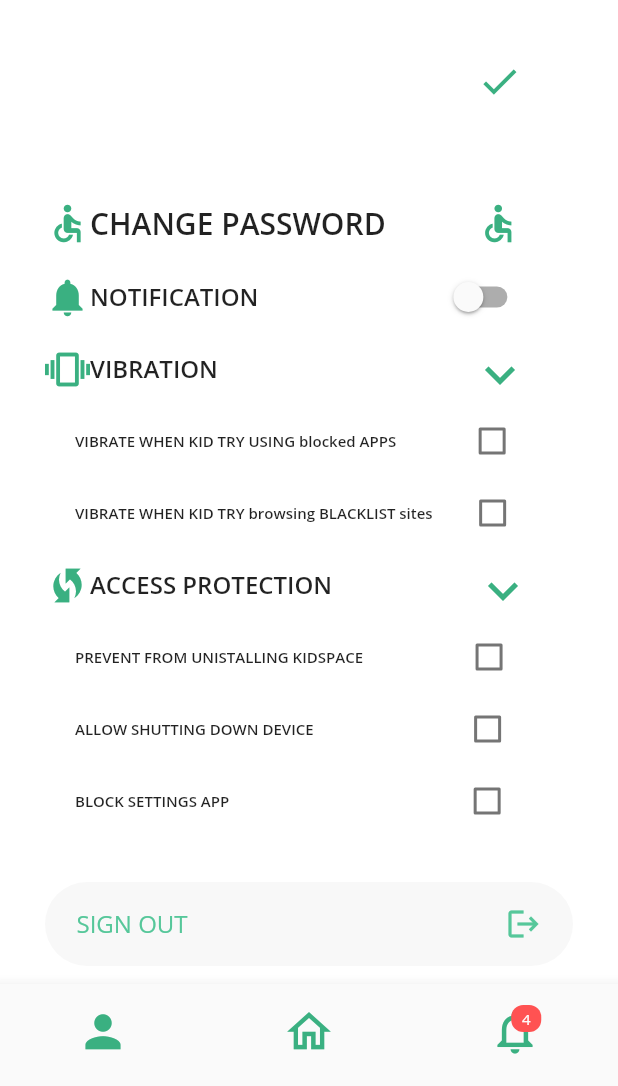
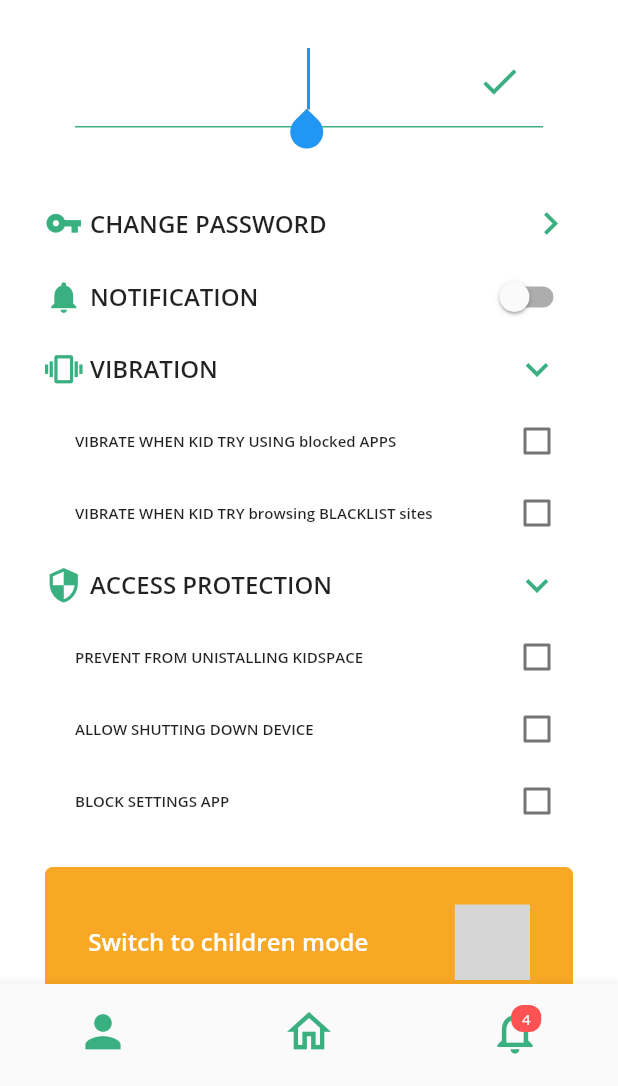
Before and after one commit to anhnd180399/Kid_Management, a Flutter app: the MasterPage screen opened directly, after a tap on the "edit" icon, on a phone screen of 412 x 824 dp, the part 150-1236 px from its top. Run offline on Flutter 3.47's test engine with Material 2 defaults, Android fonts, the phone set to English and light mode, and no system bars; our stand-ins replace firebase_auth, firebase_core, flutter_datetime_picker, flutter_svg, fluttertoast, percent_indicator and 2 more; missing offline and left inert: device_apps, regexpattern; accounts and stored records are empty; project files that could hold a hidden picture were left out; grey boxes are pictures that could not be loaded.

Commit message:
Adjusted some UI components, added switch child mode button

```diff
--- a/lib/src/ui/user-profile/user_profile.dart
+++ b/lib/src/ui/user-profile/user_profile.dart
@@ -4,6 +4,7 @@ import 'package:flutter/material.dart';
 import 'package:flutter_svg/flutter_svg.dart';
 import 'package:kid_management/src/models/user_information.dart';
 import 'package:kid_management/src/resources/colors.dart';
+import 'package:kid_management/src/ui/children_screens/children_screen.dart';
 import 'package:kid_management/src/ui/login.dart';
 import 'package:kid_management/src/ui/master_page.dart';
 
@@ -22,11 +23,23 @@ class _UserProfileScreenState extends State<UserProfileScreen> {
   bool _blacklistNotifyOn = false;
   bool _notificationNoneDropDown = false;
   bool _protectedNoneDropDown = false;
+
+  FocusNode _focusNode;
+
+  @override
+  void dispose() {
+    // TODO: implement dispose
+    super.dispose();
+    _textEditingController.dispose();
+    _focusNode.dispose();
+  }
+
   @override
   void initState() {
     super.initState();
     _textEditingController =
         new TextEditingController(text: widget.user.fullName);
+    _focusNode = FocusNode();
   }
 
   Widget _signOutButton() {
@@ -72,19 +85,24 @@ class _UserProfileScreenState extends State<UserProfileScreen> {
               Icon(
                 Icons.vibration,
                 color: AppColor.mainColor,
-                size: 30,
+                size: 25,
+              ),
+              SizedBox(
+                width: 5.0,
               ),
               Text('VIBRATION',
                   style:
                       TextStyle(fontWeight: FontWeight.w600, fontSize: 16.0)),
-              Padding(padding: const EdgeInsets.symmetric(horizontal: 80.0)),
+              Spacer(),
               IconButton(
                 icon: Icon(
-                  !_notificationNoneDropDown ? Icons.keyboard_arrow_down : Icons.keyboard_arrow_right,
-                  size: 40,
+                  !_notificationNoneDropDown
+                      ? Icons.keyboard_arrow_down
+                      : Icons.keyboard_arrow_right,
+                  size: 30,
                   color: AppColor.mainColor,
                 ),
-                onPressed: (){
+                onPressed: () {
                   setState(() {
                     _notificationNoneDropDown = !_notificationNoneDropDown;
                   });
@@ -98,11 +116,13 @@ class _UserProfileScreenState extends State<UserProfileScreen> {
                 children: [
                   Row(
                     children: [
-                    Padding(padding: const EdgeInsets.symmetric(horizontal: 10.0)),
+                      Padding(
+                          padding:
+                              const EdgeInsets.symmetric(horizontal: 10.0)),
                       Text('VIBRATE WHEN KID TRY USING blocked APPS',
-                        style:
-                        TextStyle(fontWeight: FontWeight.w600, fontSize: 10.0)),
-                    Padding(padding: const EdgeInsets.symmetric(horizontal: 20.0)),
+                          style: TextStyle(
+                              fontWeight: FontWeight.w600, fontSize: 10.0)),
+                      Spacer(),
                       Checkbox(
                         value: _blacklistNotifyOn,
                         onChanged: (value) {
@@ -116,11 +136,13 @@ class _UserProfileScreenState extends State<UserProfileScreen> {
                   ),
                   Row(
                     children: [
-                    Padding(padding: const EdgeInsets.symmetric(horizontal: 10.0)),
+                      Padding(
+                          padding:
+                              const EdgeInsets.symmetric(horizontal: 10.0)),
                       Text('VIBRATE WHEN KID TRY browsing BLACKLIST sites',
-                        style:
-                        TextStyle(fontWeight: FontWeight.w600, fontSize: 10.0)),
-                    Padding(padding: const EdgeInsets.symmetric(horizontal: 8.0)),
+                          style: TextStyle(
+                              fontWeight: FontWeight.w600, fontSize: 10.0)),
+                      Spacer(),
                       Checkbox(
                         value: _blacklistNotifyOn,
                         onChanged: (value) {
@@ -133,26 +155,30 @@ class _UserProfileScreenState extends State<UserProfileScreen> {
                     ],
                   ),
                 ],
-            )
-          ),
+              )),
           Row(
             children: [
               Icon(
-                Icons.wifi_protected_setup,
+                Icons.security,
                 color: AppColor.mainColor,
-                size: 30,
+                size: 25,
+              ),
+              SizedBox(
+                width: 5.0,
               ),
               Text('ACCESS PROTECTION',
                   style:
                       TextStyle(fontWeight: FontWeight.w600, fontSize: 16.0)),
-              Padding(padding: const EdgeInsets.symmetric(horizontal: 43.0)),
+              Spacer(),
               IconButton(
                 icon: Icon(
-                  !_protectedNoneDropDown ? Icons.keyboard_arrow_down : Icons.keyboard_arrow_right,
-                  size: 40,
+                  !_protectedNoneDropDown
+                      ? Icons.keyboard_arrow_down
+                      : Icons.keyboard_arrow_right,
+                  size: 30,
                   color: AppColor.mainColor,
                 ),
-                onPressed: (){
+                onPressed: () {
                   setState(() {
                     _protectedNoneDropDown = !_protectedNoneDropDown;
                   });
@@ -166,11 +192,12 @@ class _UserProfileScreenState extends State<UserProfileScreen> {
               children: [
                 Row(
                   children: [
-                    Padding(padding: const EdgeInsets.symmetric(horizontal: 10.0)),
+                    Padding(
+                        padding: const EdgeInsets.symmetric(horizontal: 10.0)),
                     Text('PREVENT FROM UNISTALLING KIDSPACE',
-                        style:
-                        TextStyle(fontWeight: FontWeight.w600, fontSize: 10.0)),
-                    Padding(padding: const EdgeInsets.symmetric(horizontal: 30.0)),
+                        style: TextStyle(
+                            fontWeight: FontWeight.w600, fontSize: 10.0)),
+                    Spacer(),
                     Checkbox(
                       value: _blacklistNotifyOn,
                       onChanged: (value) {
@@ -184,11 +211,12 @@ class _UserProfileScreenState extends State<UserProfileScreen> {
                 ),
                 Row(
                   children: [
-                    Padding(padding: const EdgeInsets.symmetric(horizontal: 10.0)),
+                    Padding(
+                        padding: const EdgeInsets.symmetric(horizontal: 10.0)),
                     Text('ALLOW SHUTTING DOWN DEVICE',
-                        style:
-                        TextStyle(fontWeight: FontWeight.w600, fontSize: 10.0)),
-                    Padding(padding: const EdgeInsets.symmetric(horizontal: 46.0)),
+                        style: TextStyle(
+                            fontWeight: FontWeight.w600, fontSize: 10.0)),
+                    Spacer(),
                     Checkbox(
                       value: _blacklistNotifyOn,
                       onChanged: (value) {
@@ -202,11 +230,12 @@ class _UserProfileScreenState extends State<UserProfileScreen> {
                 ),
                 Row(
                   children: [
-                    Padding(padding: const EdgeInsets.symmetric(horizontal: 10.0)),
+                    Padding(
+                        padding: const EdgeInsets.symmetric(horizontal: 10.0)),
                     Text('BLOCK SETTINGS APP',
-                        style:
-                        TextStyle(fontWeight: FontWeight.w600, fontSize: 10.0)),
-                    Padding(padding: const EdgeInsets.symmetric(horizontal: 74.0)),
+                        style: TextStyle(
+                            fontWeight: FontWeight.w600, fontSize: 10.0)),
+                    Spacer(),
                     Checkbox(
                       value: _blacklistNotifyOn,
                       onChanged: (value) {
@@ -232,11 +261,14 @@ class _UserProfileScreenState extends State<UserProfileScreen> {
         Icon(
           Icons.notifications,
           color: AppColor.mainColor,
-          size: 30,
+          size: 25,
+        ),
+        SizedBox(
+          width: 5.0,
         ),
         Text('NOTIFICATION',
             style: TextStyle(fontWeight: FontWeight.w600, fontSize: 16.0)),
-        Padding(padding: const EdgeInsets.symmetric(horizontal: 60.0)),
+        Spacer(),
         Switch(
           value: _blacklistNotifyOn,
           onChanged: (value) {
@@ -255,17 +287,18 @@ class _UserProfileScreenState extends State<UserProfileScreen> {
         onTap: () {},
         child: Row(children: [
           Icon(
-            Icons.accessible,
+            Icons.vpn_key,
             color: AppColor.mainColor,
-            size: 30,
+            size: 25,
+          ),
+          SizedBox(
+            width: 5.0,
           ),
           Text('CHANGE PASSWORD',
-              style: TextStyle(fontWeight: FontWeight.w600, fontSize: 20.0)),
-          Padding(
-            padding: const EdgeInsets.symmetric(horizontal: 30.0),
-          ),
+              style: TextStyle(fontWeight: FontWeight.w600, fontSize: 16.0)),
+          Spacer(),
           Icon(
-            Icons.accessible,
+            Icons.keyboard_arrow_right,
             color: AppColor.mainColor,
             size: 30,
           )
@@ -281,6 +314,7 @@ class _UserProfileScreenState extends State<UserProfileScreen> {
             Stack(
               children: [
                 TextField(
+                    focusNode: _focusNode,
                     controller: _textEditingController,
                     readOnly: !_editName,
                     textAlign: TextAlign.center,
@@ -307,6 +341,7 @@ class _UserProfileScreenState extends State<UserProfileScreen> {
                             onPressed: () {
                               setState(() {
                                 _editName = true;
+                                _focusNode.requestFocus();
                               });
                             })
                         : IconButton(
@@ -318,6 +353,7 @@ class _UserProfileScreenState extends State<UserProfileScreen> {
                             onPressed: () {
                               setState(() {
                                 _editName = false;
+                                _focusNode.unfocus();
                               });
                             }))
               ],
@@ -348,6 +384,66 @@ class _UserProfileScreenState extends State<UserProfileScreen> {
             SizedBox(height: 10),
             _notificationAllert(),
             _settings(),
+            InkWell(
+              onTap: () {
+                showDialog(
+                  context: context,
+                  builder: (context) {
+                    return AlertDialog(
+                      actions: [
+                        FlatButton(
+                            onPressed: () {
+                              Navigator.pushReplacement(
+                                  context,
+                                  MaterialPageRoute(
+                                    builder: (context) => ChildrenScreen(),
+                                  ));
+                            },
+                            child: Text(
+                              'yes'.toUpperCase(),
+                              style: TextStyle(color: AppColor.mainColor),
+                            )),
+                        FlatButton(
+                            onPressed: () {
+                              Navigator.pop(context, false);
+                            },
+                            child: Text('no'.toUpperCase(),
+                                style: TextStyle(
+                                  color: Colors.redAccent,
+                                )))
+                      ],
+                      title: Center(
+                        child: Text(
+                            'Are you sure to switch to the children mode?'),
+                      ),
+                    );
+                  },
+                );
+              },
+              child: Container(
+                margin: EdgeInsets.only(top: 20.0),
+                height: 100.0,
+                decoration: BoxDecoration(
+                    color: Colors.yellow[800],
+                    borderRadius: BorderRadius.circular(5.0)),
+                child: Row(
+                  mainAxisAlignment: MainAxisAlignment.spaceAround,
+                  children: [
+                    Text(
+                      'Switch to children mode',
+                      style: TextStyle(
+                          color: Colors.white,
+                          fontSize: 16.0,
+                          fontWeight: FontWeight.w600),
+                    ),
+                    SvgPicture.asset(
+                      'assets/images/kid-screen/happy.svg',
+                      width: 50,
+                    )
+                  ],
+                ),
+              ),
+            ),
             _signOutButton()
           ]),
         ),
```
Lines whose indentation alone changed are shown as unchanged.
